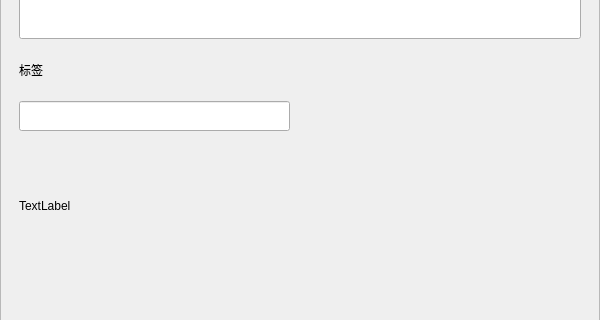
Old version of the form client/xiguchat/applyfriend.ui in the repository yrc920/xiguchat; both pictures show x 0 to 600 and y 303 to 623 of the 600 by 1000 pixel window.
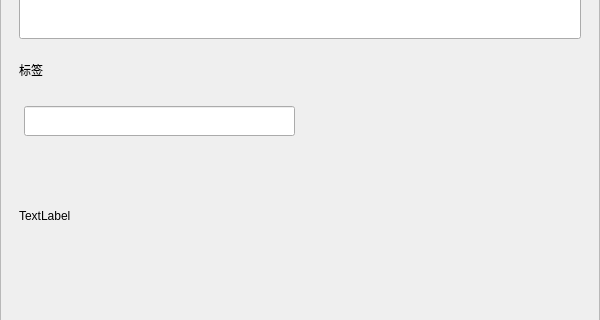
New version of the form. Custom widgets are drawn as their Qt base class.

```diff
--- a/client/xiguchat/applyfriend.ui
+++ b/client/xiguchat/applyfriend.ui
@@ -227,7 +227,7 @@
                <property name="minimumSize">
                 <size>
                  <width>0</width>
-                 <height>80</height>
+                 <height>90</height>
                 </size>
                </property>
                <property name="maximumSize">
@@ -239,8 +239,8 @@
                <widget class="CustomizeEdit" name="lb_ed">
                 <property name="geometry">
                  <rect>
-                  <x>0</x>
-                  <y>0</y>
+                  <x>5</x>
+                  <y>5</y>
                   <width>271</width>
                   <height>30</height>
                  </rect>
```
